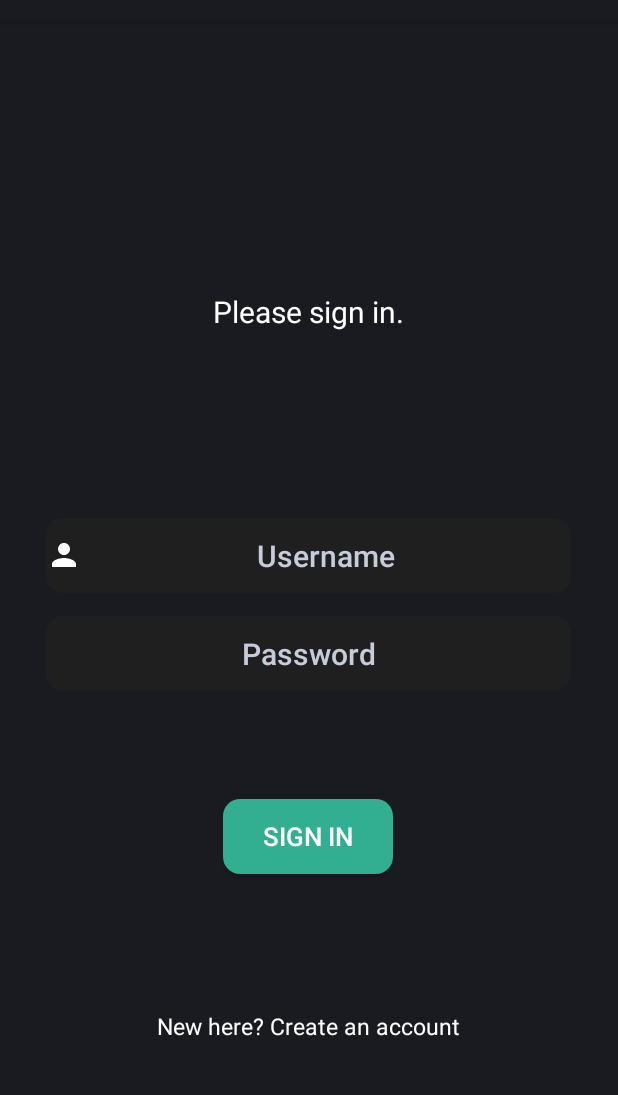
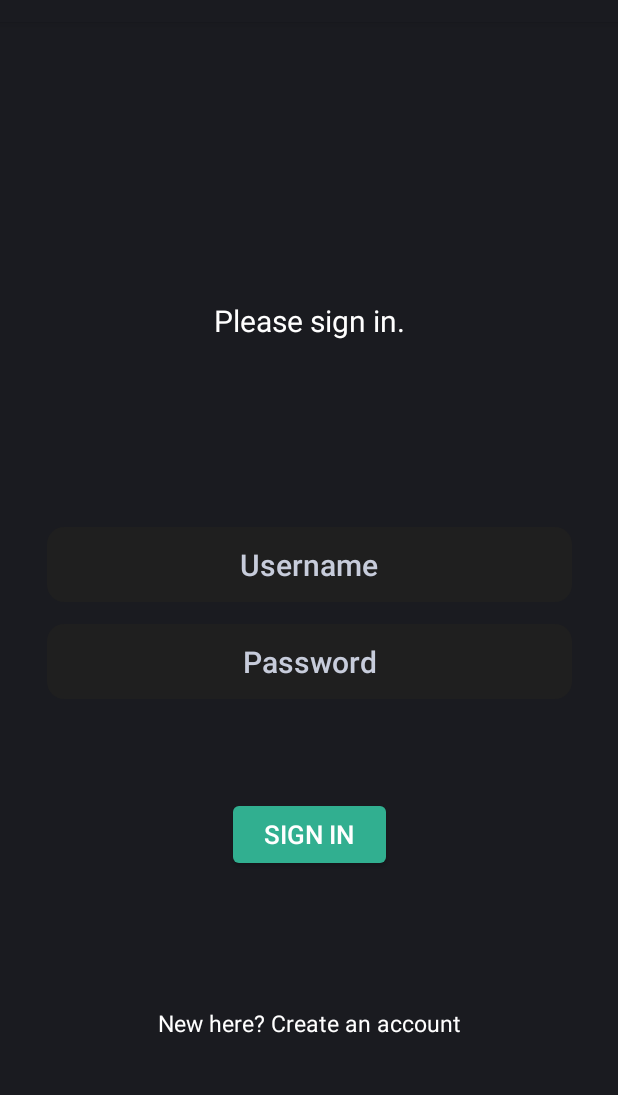
Before and after one commit to SaraZebardast/ExamCram, an Android app: the layout activity_main.xml on its own in the app's theme, with its tools: preview values and no code run, on a phone screen of 412 x 824 dp, the part 62-1157 px from its top. Run offline under Robolectric (Android 15) with nearby library versions, the phone set to English and light mode, and no system bars.

Commit message:
i did some changes to our project for cs

```diff
--- a/app/src/main/res/drawable/greenroundedbutton.xml
+++ /dev/null
@@ -1,9 +0,0 @@
-<?xml version="1.0" encoding="utf-8"?>
-<shape xmlns:android="http://schemas.android.com/apk/res/android"
-    android:shape="rectangle">
-    <solid android:color="@color/jungleGreen" />
-    <corners android:bottomRightRadius="11dp"
-        android:bottomLeftRadius="11dp"
-        android:topRightRadius="11dp"
-        android:topLeftRadius="11dp"/>
-</shape>
--- a/app/src/main/res/layout/activity_main.xml
+++ b/app/src/main/res/layout/activity_main.xml
@@ -15,11 +15,11 @@
         android:textColor="@color/white"
         android:textSize="15dp"
         app:layout_constraintBottom_toBottomOf="parent"
-        app:layout_constraintHorizontal_bias="0.497"
+        app:layout_constraintHorizontal_bias="0.500"
         app:layout_constraintLeft_toLeftOf="parent"
         app:layout_constraintRight_toRightOf="parent"
-        app:layout_constraintTop_toBottomOf="@+id/editText"
-        app:layout_constraintVertical_bias="0.708" />
+        app:layout_constraintTop_toBottomOf="@+id/button"
+        app:layout_constraintVertical_bias="0.50" />
 
     <EditText
         android:id="@+id/editText2"
@@ -30,12 +30,11 @@
         android:hint="Username"
         android:textColor="@color/white"
         android:background="@drawable/roundedbutton"
-        android:drawableLeft="@drawable/ic_baseline_person_24"
         android:textColorHint="@color/lightPeriwinkle"
         android:textSize="20dp"
         app:layout_constraintBottom_toBottomOf="parent"
         app:layout_constraintEnd_toEndOf="parent"
-        app:layout_constraintHorizontal_bias="0.491"
+        app:layout_constraintHorizontal_bias="0.500"
         app:layout_constraintStart_toStartOf="parent"
         app:layout_constraintTop_toBottomOf="@+id/textView"
         app:layout_constraintVertical_bias="0.0"></EditText>
@@ -53,10 +52,10 @@
         android:textSize="20dp"
         app:layout_constraintBottom_toBottomOf="parent"
         app:layout_constraintEnd_toEndOf="parent"
-        app:layout_constraintHorizontal_bias="0.491"
+        app:layout_constraintHorizontal_bias="0.500"
         app:layout_constraintStart_toStartOf="parent"
         app:layout_constraintTop_toBottomOf="@+id/textView"
-        app:layout_constraintVertical_bias="0.169"></EditText>
+        app:layout_constraintVertical_bias="0.170"></EditText>
 
     <TextView
         android:id="@+id/textView"
@@ -64,29 +63,29 @@
         android:layout_height="wrap_content"
         android:text="Please sign in."
         android:textColor="@color/white"
-        android:textSize="20sp"
+        android:textSize="20dp"
         app:layout_constraintBottom_toBottomOf="parent"
-        app:layout_constraintHorizontal_bias="0.498"
+        app:layout_constraintHorizontal_bias="0.500"
         app:layout_constraintLeft_toLeftOf="parent"
         app:layout_constraintRight_toRightOf="parent"
         app:layout_constraintTop_toTopOf="parent"
-        app:layout_constraintVertical_bias="0.242"
+        app:layout_constraintVertical_bias="0.250"
         android:gravity="center"/>
 
     <Button
-        android:layout_width="113dp"
+        android:id="@+id/button"
+        android:layout_width="110dp"
         android:layout_height="50dp"
-
+        android:backgroundTint="@color/jungleGreen"
         android:gravity="center"
         android:text="Sign in"
         android:textColor="@color/white"
         android:textSize="17dp"
         app:layout_constraintBottom_toBottomOf="parent"
         app:layout_constraintEnd_toEndOf="parent"
-        app:layout_constraintHorizontal_bias="0.498"
+        app:layout_constraintHorizontal_bias="0.500"
         app:layout_constraintStart_toStartOf="parent"
         app:layout_constraintTop_toTopOf="parent"
-        app:layout_constraintVertical_bias="0.721"
-        android:background="@drawable/greenroundedbutton"/>
+        app:layout_constraintVertical_bias="0.720" />
 
 </androidx.constraintlayout.widget.ConstraintLayout>
```
